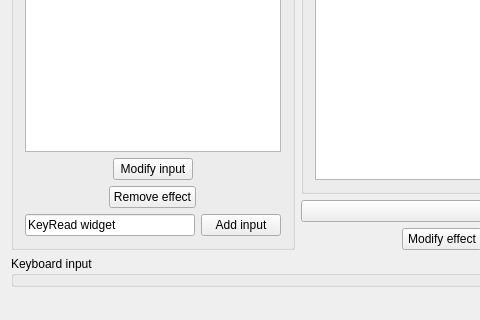
Before: the Qt Designer form courses/prog_base_3/project/qSynth/mainwindow.ui in k-gregory/OP_repo, drawn with Qt 5; both pictures show x 0 to 480 and y 312 to 632 of the 795 by 632 pixel window.
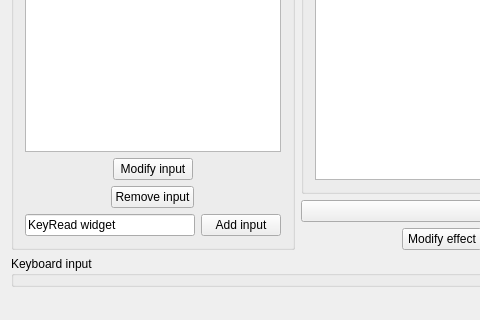
After: the same form once the commit is applied.

Diff of the .ui file:
```diff
--- a/courses/prog_base_3/project/qSynth/mainwindow.ui
+++ b/courses/prog_base_3/project/qSynth/mainwindow.ui
@@ -89,7 +89,7 @@
             </sizepolicy>
            </property>
            <property name="text">
-            <string>Remove effect</string>
+            <string>Remove input</string>
            </property>
           </widget>
          </item>
```
